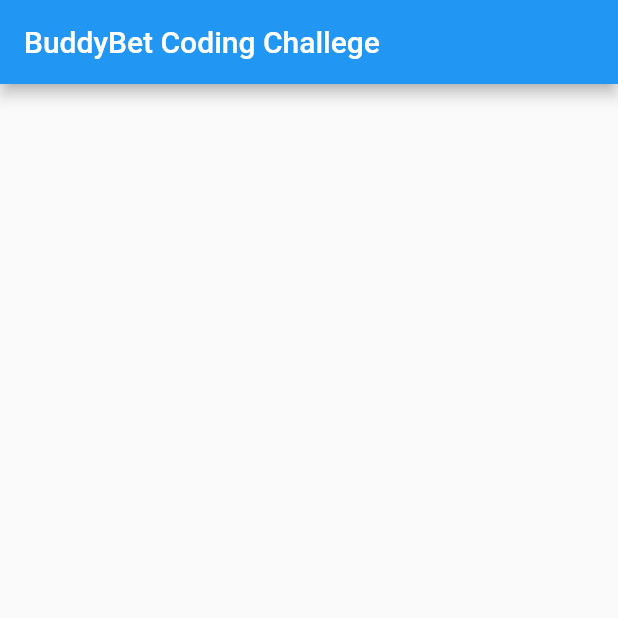
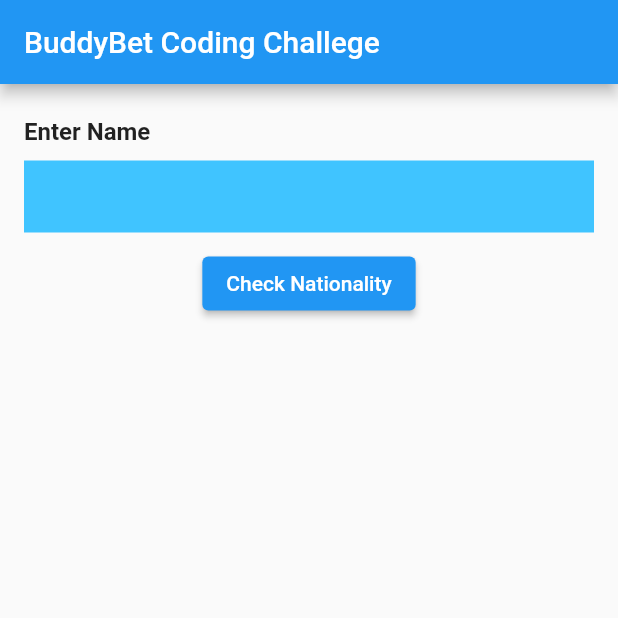
Before and after one commit to Buddybet-Group/codingChallenge, a Flutter app: the screen it shows after launch, on a phone screen of 412 x 824 dp, the top half of it. Run offline on Flutter 3.47's test engine with Material 2 defaults, Android fonts, the phone set to English and light mode, and no system bars.

Commit message:
UI Changes done

```diff
--- /dev/null
+++ b/lib/UI_screens/Home.dart
@@ -0,0 +1,56 @@
+import 'package:flutter/material.dart';
+
+class Home extends StatelessWidget {
+  const Home({Key? key}) : super(key: key);
+
+  @override
+  Widget build(BuildContext context) {
+    return Scaffold(
+      appBar: AppBar(
+        title: const Text("BuddyBet Coding Challege"),
+      ),
+      body: Column(
+        mainAxisAlignment: MainAxisAlignment.center,
+        children: [
+          Padding(
+            padding: const EdgeInsets.only(left: 16.0, right: 16.0, top: 22),
+            child: textField("Enter Name"),
+          ),
+          const SizedBox(
+            height: 10,
+          ),
+          ElevatedButton(
+            onPressed: () {},
+            child: const Text("Check Nationality"),
+          ),
+          const SizedBox(
+            height: 30,
+          ),
+          Expanded(child: Container()),
+        ],
+      ),
+    );
+  }
+
+  Widget textField(String title) {
+    return Column(
+      crossAxisAlignment: CrossAxisAlignment.start,
+      children: <Widget>[
+        Text(
+          title,
+          style: const TextStyle(fontWeight: FontWeight.bold, fontSize: 16),
+        ),
+        const SizedBox(
+          height: 10,
+        ),
+        const TextField(
+          decoration: InputDecoration(
+            border: InputBorder.none,
+            fillColor: Colors.lightBlueAccent,
+            filled: true,
+          ),
+        )
+      ],
+    );
+  }
+}
--- a/lib/main.dart
+++ b/lib/main.dart
@@ -1,12 +1,11 @@
+import 'package:coding_chal/UI_screens/Home.dart';
 import 'package:flutter/material.dart';
 
 void main() {
-  runApp(MaterialApp(
-    home: Scaffold(
-      appBar: AppBar(
-        title: Text("BuddyBet Coding Challege"),
-
-      )
-    )
-  ));
+  runApp(
+    const MaterialApp(
+      debugShowCheckedModeBanner: false,
+      home: Home(),
+    ),
+  );
 }
```
Also changed, not shown: 2 other files.
